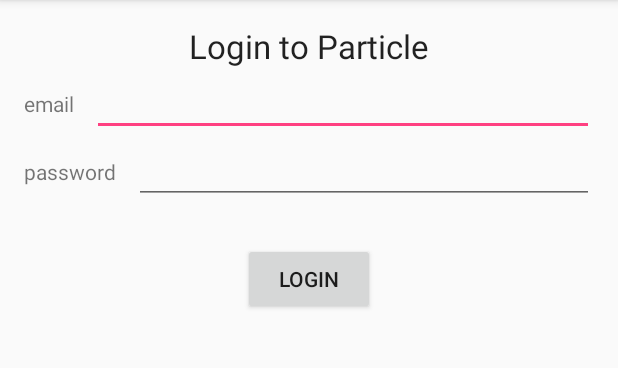
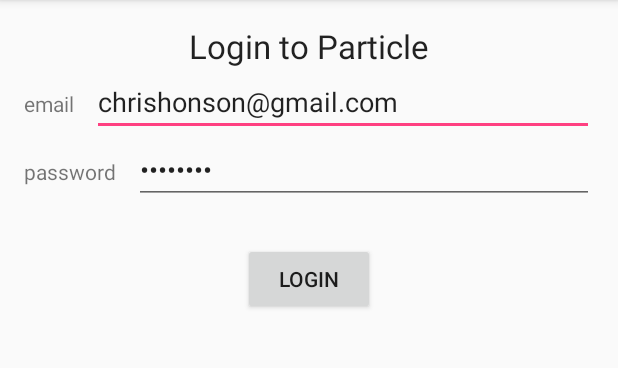
Before and after one commit to chrishonson/systemTestParticleLED, an Android app: the screen it shows after launch (MainActivity), on a phone screen of 412 x 824 dp, the part 84-452 px from its top. Run offline under Robolectric (Android 15) with nearby library versions, the phone set to English and light mode, and no system bars; libraries missing offline, so code that uses them is left out: io.particle.android.

```diff
--- a/android app/app/src/main/java/com/nicksrandomwebsite/particleled/LoginFragment.java
+++ b/android app/app/src/main/java/com/nicksrandomwebsite/particleled/LoginFragment.java
@@ -70,6 +70,10 @@ public class LoginFragment extends Fragment {
             mParam2 = getArguments().getString(ARG_PARAM2);
         }
         getActivity().setContentView(R.layout.fragment_login);
+
+        ((EditText) getActivity().findViewById(R.id.email)).setText("chrishonson@gmail.com");
+        ((EditText) getActivity().findViewById(R.id.password)).setText("gearbox9");
+
         getActivity().findViewById(R.id.login_button).setOnClickListener(new View.OnClickListener() {
             @Override
             public void onClick(View v) {
@@ -87,34 +91,34 @@ public class LoginFragment extends Fragment {
                         mDevice = sparkCloud.getDevice("280020000247343337373739");
                         Object obj;
 
-                        try {
-                            obj = mDevice.getVariable("analogvalue");
-                            Log.d("BANANA", "analogvalue: " + obj);
-                        } catch (ParticleDevice.VariableDoesNotExistException e) {
-                            Toaster.s(getActivity(), "Error reading variable");
-                            obj = -1;
-                        }
-
-                        try {
-                            String strVariable = mDevice.getStringVariable("stringvalue");
-                            Log.d("BANANA", "stringvalue: " + strVariable);
-                        } catch (ParticleDevice.VariableDoesNotExistException e) {
-                            Toaster.s(getActivity(), "Error reading variable");
-                        }
-
-                        try {
-                            double dVariable = mDevice.getDoubleVariable("doublevalue");
-                            Log.d("BANANA", "doublevalue: " + dVariable);
-                        } catch (ParticleDevice.VariableDoesNotExistException e) {
-                            Toaster.s(getActivity(), "Error reading variable");
-                        }
-
-                        try {
-                            int intVariable = mDevice.getIntVariable("analogvalue");
-                            Log.d("BANANA", "int analogvalue: " + intVariable);
-                        } catch (ParticleDevice.VariableDoesNotExistException e) {
-                            Toaster.s(getActivity(), "Error reading variable");
-                        }
+//                        try {
+//                            obj = mDevice.getVariable("analogvalue");
+//                            Log.d("BANANA", "analogvalue: " + obj);
+//                        } catch (ParticleDevice.VariableDoesNotExistException e) {
+//                            Toaster.s(getActivity(), "Error reading variable");
+//                            obj = -1;
+//                        }
+//
+//                        try {
+//                            String strVariable = mDevice.getStringVariable("stringvalue");
+//                            Log.d("BANANA", "stringvalue: " + strVariable);
+//                        } catch (ParticleDevice.VariableDoesNotExistException e) {
+//                            Toaster.s(getActivity(), "Error reading variable");
+//                        }
+//
+//                        try {
+//                            double dVariable = mDevice.getDoubleVariable("doublevalue");
+//                            Log.d("BANANA", "doublevalue: " + dVariable);
+//                        } catch (ParticleDevice.VariableDoesNotExistException e) {
+//                            Toaster.s(getActivity(), "Error reading variable");
+//                        }
+//
+//                        try {
+//                            int intVariable = mDevice.getIntVariable("analogvalue");
+//                            Log.d("BANANA", "int analogvalue: " + intVariable);
+//                        } catch (ParticleDevice.VariableDoesNotExistException e) {
+//                            Toaster.s(getActivity(), "Error reading variable");
+//                        }
 
                         return -1;
 
@@ -123,7 +127,7 @@ public class LoginFragment extends Fragment {
                     @Override
                     public void onSuccess(Object value) {
                         if (mListener != null) {
-                            mListener.onLoginSuccess();
+                            mListener.onLoginSuccess(mDevice.getID());
                         }
                     }
 
@@ -176,6 +180,6 @@ public class LoginFragment extends Fragment {
      */
     public interface OnFragmentInteractionListener {
         // TODO: Update argument type and name
-        void onLoginSuccess();
+        void onLoginSuccess(String id);
     }
 }
```
Also changed, not shown: android app/app/src/main/java/com/nicksrandomwebsite/particleled/LedFragment.java (+56 -6 lines), android app/app/src/main/java/com/nicksrandomwebsite/particleled/MainActivity.java (+5 -6 lines), 1 other file.
